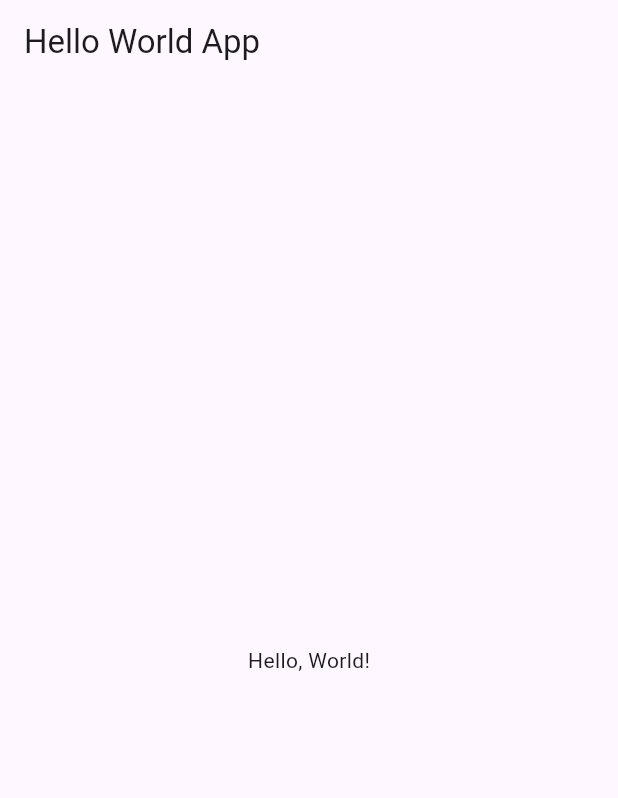
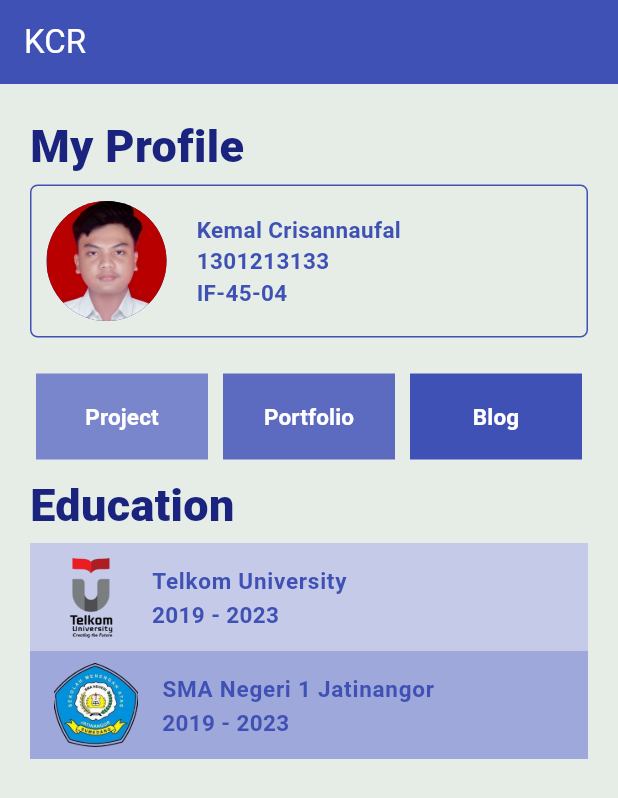
Before and after one commit to kemalcrisannaufal/flutter_modul, a Flutter app: the screen it shows after launch, on a phone screen of 412 x 824 dp. Shown: the top 798 px of the screen. Run offline on Flutter 3.47's test engine with Material 3 defaults, Android fonts, the phone set to English and light mode, and no system bars.

Commit message:
make profile

```diff
--- a/lib/main.dart
+++ b/lib/main.dart
@@ -1,21 +1,174 @@
+import 'package:flutter/cupertino.dart';
 import 'package:flutter/material.dart';
+import 'package:flutter/widgets.dart';
 
 void main() {
   runApp(MyApp());
 }
 
 class MyApp extends StatelessWidget {
+  final TextStyle profileTextStyle = const TextStyle(
+    fontSize: 15,
+    fontWeight: FontWeight.w600,
+    color: Colors.indigo,
+  );
+
+  final TextStyle gridTextStyle = const TextStyle(
+    fontSize: 15,
+    fontWeight: FontWeight.w600,
+    color: Colors.white,
+  );
   @override
   Widget build(BuildContext context) {
     return MaterialApp(
       home: Scaffold(
+        backgroundColor: const Color.fromARGB(255, 230, 237, 231),
         appBar: AppBar(
-          title: Text('Hello World App'),
+          title: const Text('KCR', style: TextStyle(color: Colors.white)),
+          backgroundColor: Colors.indigo,
         ),
-        body: Center(
-          child: Text('Hello, World!'),
+        body: Container(
+          margin: const EdgeInsets.all(20.0),
+          child: ListView(
+            children: [
+              Text(
+                "My Profile",
+                style: TextStyle(
+                  fontSize: 30,
+                  color: Colors.indigo[900],
+                  fontWeight: FontWeight.w800,
+                ),
+              ),
+              const SizedBox(height: 4),
+              Container(
+                padding: const EdgeInsets.all(10.0),
+                decoration: BoxDecoration(
+                  borderRadius: BorderRadius.circular(5),
+                  border: Border.all(color: Colors.indigo),
+                ),
+                child: Column(
+                  crossAxisAlignment: CrossAxisAlignment.start,
+                  children: [
+                    Row(
+                      mainAxisAlignment: MainAxisAlignment.start,
+                      crossAxisAlignment: CrossAxisAlignment.center,
+                      children: [
+                        CircleAvatar(
+                          radius: 40,
+                          backgroundImage:
+                              const AssetImage('assets/images/foto.png'),
+                          backgroundColor: Colors.indigo[900],
+                        ),
+                        const SizedBox(width: 20),
+                        Column(
+                          crossAxisAlignment: CrossAxisAlignment.start,
+                          children: [
+                            Text("Kemal Crisannaufal", style: profileTextStyle),
+                            Text("1301213133", style: profileTextStyle),
+                            Text("IF-45-04", style: profileTextStyle),
+                          ],
+                        )
+                      ],
+                    ),
+                  ],
+                ),
+              ),
+              const SizedBox(height: 20),
+              SizedBox(
+                height: 70,
+                child: GridView.count(
+                    primary: false,
+                    crossAxisCount: 3,
+                    childAspectRatio: 2.0,
+                    padding: const EdgeInsets.all(4.0),
+                    crossAxisSpacing: 10.0,
+                    physics: const NeverScrollableScrollPhysics(),
+                    children: [
+                      Container(
+                        color: Colors.indigo[300],
+                        child: Center(
+                          child: TextButton(
+                            onPressed: () {},
+                            child: Text(
+                              "Project",
+                              style: gridTextStyle,
+                            ),
+                          ),
+                        ),
+                      ),
+                      Container(
+                        color: Colors.indigo[400],
+                        child: Center(
+                          child: TextButton(
+                            onPressed: () {},
+                            child: Text(
+                              "Portfolio",
+                              style: gridTextStyle,
+                            ),
+                          ),
+                        ),
+                      ),
+                      Container(
+                        color: Colors.indigo[500],
+                        child: Center(
+                          child: TextButton(
+                            onPressed: () {},
+                            child: Text(
+                              "Blog",
+                              style: gridTextStyle,
+                            ),
+                          ),
+                        ),
+                      ),
+                    ]),
+              ),
+              Container(
+                child: Column(
+                  crossAxisAlignment: CrossAxisAlignment.start,
+                  children: [
+                    Text(
+                      "Education",
+                      style: TextStyle(
+                        fontSize: 30,
+                        color: Colors.indigo[900],
+                        fontWeight: FontWeight.w800,
+                      ),
+                    ),
+                    const SizedBox(height: 4),
+                    Container(
+                      color: Colors.indigo[100],
+                      child: ListTile(
+                          title: Text(
+                            "Telkom University",
+                            style: profileTextStyle,
+                          ),
+                          subtitle:
+                              Text("2019 - 2023", style: profileTextStyle),
+                          leading: Image(
+                            image: AssetImage('assets/images/telyu.png'),
+                          )),
+                    ),
+                    Container(
+                      color: Colors.indigo[200],
+                      child: ListTile(
+                        title: Text(
+                          "SMA Negeri 1 Jatinangor",
+                          style: profileTextStyle,
+                        ),
+                        subtitle: Text("2019 - 2023", style: profileTextStyle),
+                        leading: Image(
+                          image: AssetImage('assets/images/smanja.png'),
+                        ),
+                      ),
+                    ),
+                  ],
+                ),
+              )
+            ],
+          ),
         ),
       ),
+      debugShowCheckedModeBanner: false,
     );
   }
 }
--- a/pubspec.yaml
+++ b/pubspec.yaml
@@ -59,8 +59,9 @@ flutter:
   uses-material-design: true
 
   # To add assets to your application, add an assets section, like this:
-  # assets:
-  #   - images/a_dot_burr.jpeg
+  assets:
+    - assets/images/
+    # - images/a_dot_burr.jpeg
   #   - images/a_dot_ham.jpeg
 
   # An image asset can refer to one or more resolution-specific "variants", see
```
Also changed, not shown: assets/images/foto.png (added), assets/images/smanja.jpeg (added), assets/images/smanja.png (added), assets/images/telu.png (added), assets/images/telyu.png (added), 3 other files.
